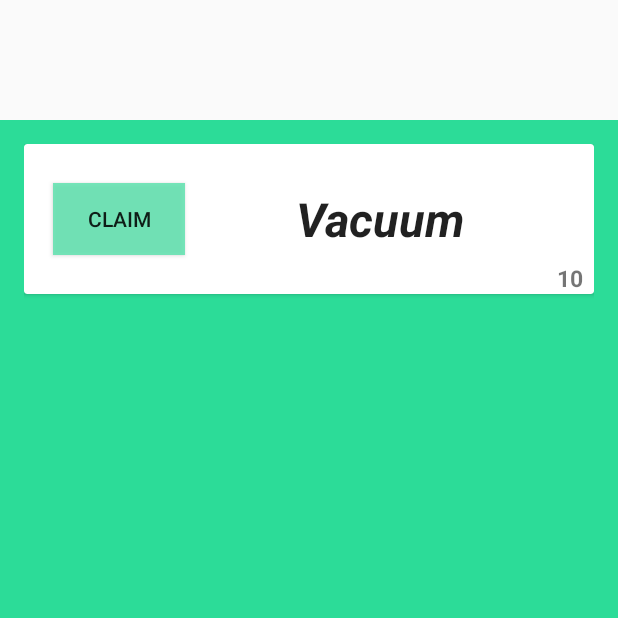
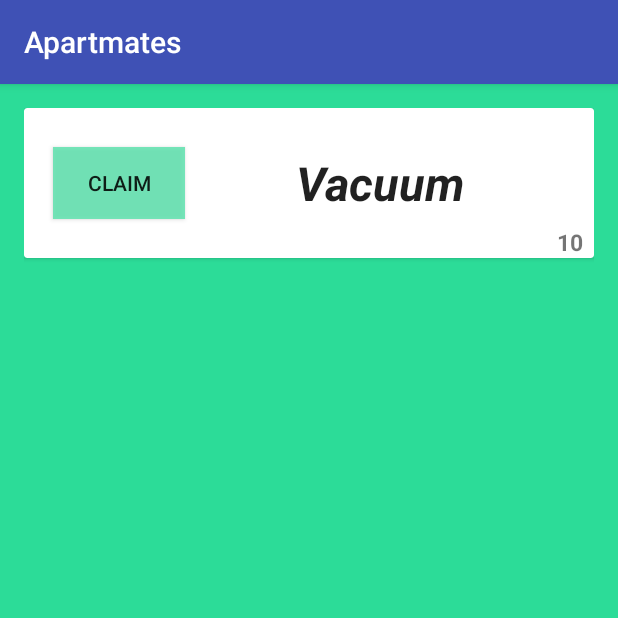
Before and after one commit to fuyutsukikaru/Apartmates, an Android app: the BountyActivity screen opened directly, with no data from a screen before it, on a phone screen of 412 x 824 dp, the top half of it. Run offline under Robolectric (Android 15) with nearby library versions, the phone set to English and light mode, and no system bars.

Commit message:
Fixed bounty task layout to include action bar.

```diff
--- a/app/src/main/java/com/cs130/apartmates/activities/BountyActivity.java
+++ b/app/src/main/java/com/cs130/apartmates/activities/BountyActivity.java
@@ -2,8 +2,10 @@ package com.cs130.apartmates.activities;
 
 import android.app.Activity;
 import android.os.Bundle;
+import android.support.v7.app.AppCompatActivity;
 import android.support.v7.widget.LinearLayoutManager;
 import android.support.v7.widget.RecyclerView;
+import android.support.v7.widget.Toolbar;
 
 import com.cs130.apartmates.R;
 
@@ -13,7 +15,7 @@ import java.util.Vector;
 /**
  * Created by bchalabian on 10/26/15.
  */
-public class BountyActivity extends Activity {
+public class BountyActivity extends AppCompatActivity {
     private RecyclerView mRecyclerView;
     private BTAdapter mAdapter;
     private RecyclerView.LayoutManager mLayoutManager;
@@ -25,7 +27,9 @@ public class BountyActivity extends Activity {
     protected void onCreate(Bundle savedInstanceState) {
         super.onCreate(savedInstanceState);
 
-        setContentView(R.layout.bounty_layout);
+        setContentView(R.layout.activity_tasks);
+        Toolbar toolbar = (Toolbar) findViewById(R.id.toolbar);
+        setSupportActionBar(toolbar);
         mRecyclerView = (RecyclerView) findViewById(R.id.rv);
         mRecyclerView.setHasFixedSize(true);
 
--- a/app/src/main/res/layout/a_bountycard_layout.xml
+++ b/app/src/main/res/layout/a_bountycard_layout.xml
@@ -4,8 +4,7 @@
     android:layout_width="match_parent" android:layout_height="match_parent"
     android:padding="16dp"
     android:clickable="true"
-    android:elevation="30dp"
-    android:background="#2cdc98">
+    android:elevation="30dp">
 
     <android.support.v7.widget.CardView
         android:layout_width="match_parent"
@@ -17,7 +16,8 @@
         android:orientation="horizontal"
         android:layout_width="match_parent"
         android:layout_height="100dp"
-        android:elevation="5dp">
+        android:elevation="5dp"
+        android:layout_weight="1">
 
         <LinearLayout
             android:orientation="vertical"
--- /dev/null
+++ b/app/src/main/res/layout/activity_tasks.xml
@@ -0,0 +1,20 @@
+<?xml version="1.0" encoding="utf-8"?>
+<android.support.design.widget.CoordinatorLayout
+    xmlns:android="http://schemas.android.com/apk/res/android"
+    xmlns:app="http://schemas.android.com/apk/res-auto"
+    xmlns:tools="http://schemas.android.com/tools" android:layout_width="match_parent"
+    android:layout_height="match_parent" android:fitsSystemWindows="true"
+    tools:context=".LoginActivity">
+
+    <android.support.design.widget.AppBarLayout android:layout_height="wrap_content"
+        android:layout_width="match_parent" android:theme="@style/AppTheme.AppBarOverlay">
+
+        <android.support.v7.widget.Toolbar android:id="@+id/toolbar"
+            android:layout_width="match_parent" android:layout_height="?attr/actionBarSize"
+            android:background="?attr/colorPrimary" app:popupTheme="@style/AppTheme.PopupOverlay" />
+
+    </android.support.design.widget.AppBarLayout>
+
+    <include layout="@layout/bounty_layout" />
+
+</android.support.design.widget.CoordinatorLayout>
--- a/app/src/main/res/layout/bounty_layout.xml
+++ b/app/src/main/res/layout/bounty_layout.xml
@@ -1,12 +1,11 @@
 <?xml version="1.0" encoding="utf-8"?>
 <LinearLayout xmlns:android="http://schemas.android.com/apk/res/android"
-    android:orientation="vertical" android:layout_width="match_parent"
-    android:layout_height="match_parent">
-
-    <LinearLayout
-        android:orientation="horizontal"
-        android:layout_width="fill_parent"
-        android:layout_height="80dp"></LinearLayout>
+    xmlns:app="http://schemas.android.com/apk/res-auto"
+    android:orientation="vertical"
+    android:layout_width="match_parent"
+    android:layout_height="match_parent"
+    app:layout_behavior="@string/appbar_scrolling_view_behavior"
+    android:background="#2cdc98">
 
     <android.support.v7.widget.RecyclerView
         android:layout_width="match_parent"
```
